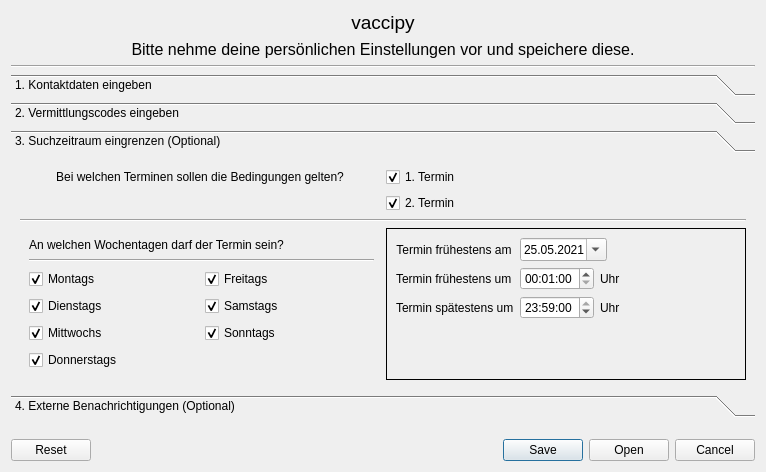
Old version of the form tools/gui/kontaktdaten.ui in the repository timreibe/vaccipy.
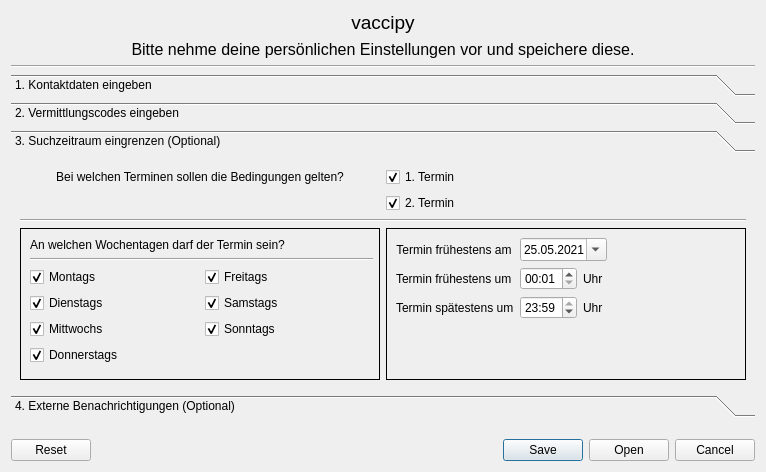
New version of the form. The open tabs and pages were chosen to show the change.

Commit message: changed date/time format

```diff
--- a/tools/gui/kontaktdaten.ui
+++ b/tools/gui/kontaktdaten.ui
@@ -568,8 +568,8 @@
        <rect>
         <x>0</x>
         <y>0</y>
-        <width>506</width>
-        <height>207</height>
+        <width>748</width>
+        <height>232</height>
        </rect>
       </property>
       <attribute name="label">
@@ -662,6 +662,9 @@
                 <property name="currentSection">
                  <enum>QDateTimeEdit::HourSection</enum>
                 </property>
+                <property name="displayFormat">
+                 <string>hh:mm</string>
+                </property>
                 <property name="calendarPopup">
                  <bool>false</bool>
                 </property>
@@ -697,6 +700,12 @@
              <layout class="QHBoxLayout" name="horizontalLayout">
               <item>
                <widget class="QTimeEdit" name="i_end_time_qtime">
+                <property name="locale">
+                 <locale language="German" country="Germany"/>
+                </property>
+                <property name="displayFormat">
+                 <string>hh:mm</string>
+                </property>
                 <property name="time">
                  <time>
                   <hour>23</hour>
@@ -760,7 +769,7 @@
             <enum>QFrame::Plain</enum>
            </property>
            <property name="lineWidth">
-            <number>0</number>
+            <number>1</number>
            </property>
            <layout class="QGridLayout" name="tage_grig" columnstretch="1,1" columnminimumwidth="1,1">
             <property name="rightMargin">
```
Left out of the diff: 7 changed lines with no effect on the pictures.
